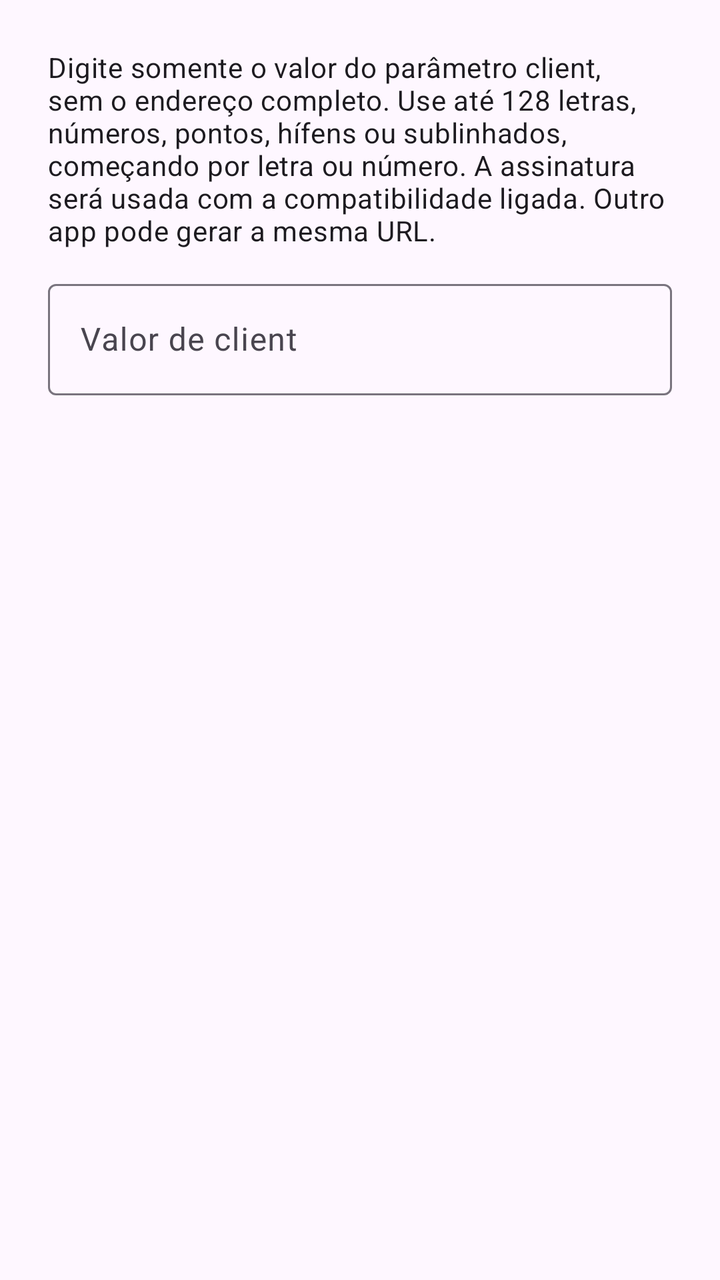
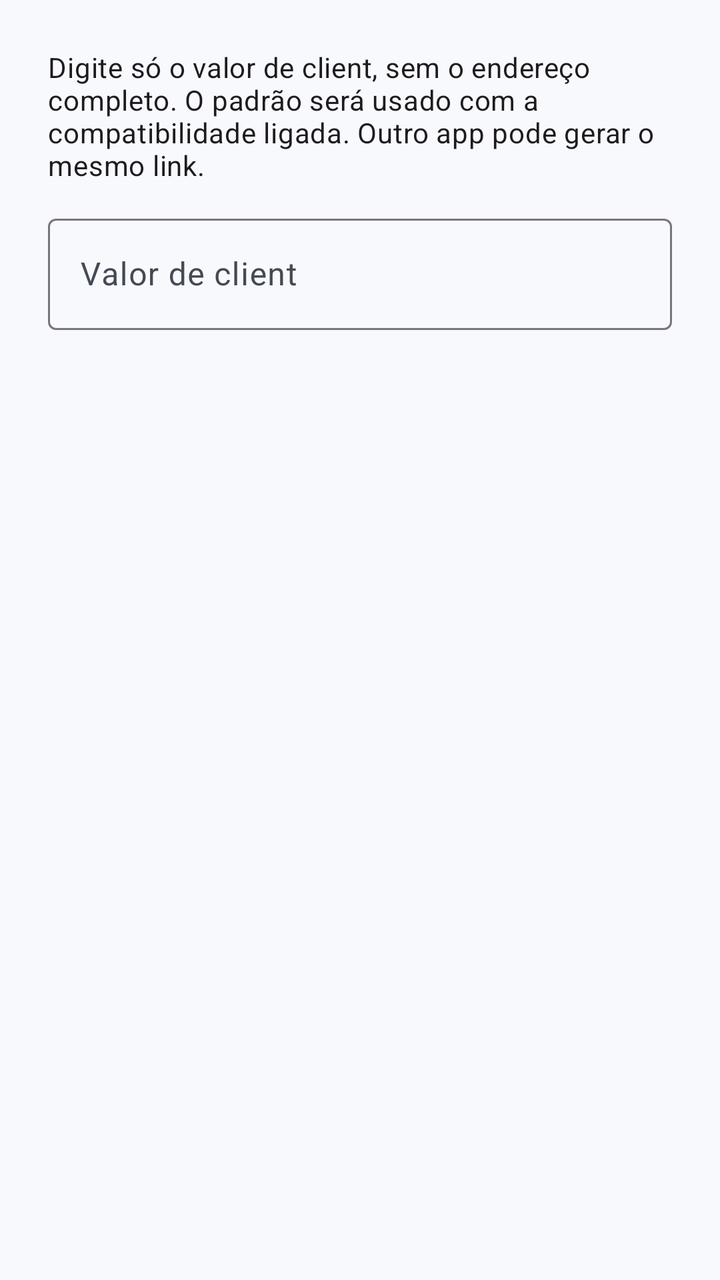

The first picture is an Android layout as it rendered before a commit; the second is the same layout after the commit. The layout source and the unified diff follow.
<!-- AndroidManifest.xml: application theme Theme.FinderToGoogle -->
<!-- res/layout/dialog_signature.xml -->
<?xml version="1.0" encoding="utf-8"?>
<LinearLayout xmlns:android="http://schemas.android.com/apk/res/android"
    android:layout_width="match_parent" android:layout_height="wrap_content"
    android:orientation="vertical" android:padding="24dp">
    <TextView android:layout_width="match_parent" android:layout_height="wrap_content"
        android:text="@string/signature_manual_help" android:textAppearance="?attr/textAppearanceBodyMedium" />
    <com.google.android.material.textfield.TextInputLayout android:id="@+id/signature_input_layout"
        android:layout_width="match_parent" android:layout_height="wrap_content"
        android:layout_marginTop="12dp" android:hint="@string/signature_hint">
        <com.google.android.material.textfield.TextInputEditText android:id="@+id/signature_input"
            android:layout_width="match_parent" android:layout_height="wrap_content"
            android:inputType="textVisiblePassword|textNoSuggestions" android:singleLine="true"
            android:maxLength="129" android:saveEnabled="false" android:importantForAutofill="no" />
    </com.google.android.material.textfield.TextInputLayout>
</LinearLayout>
<!-- resources referenced by this layout -->
<resources>
  <string name="signature_hint">Valor de client</string>
  <string name="signature_manual_help">Digite somente o valor do parâmetro client, sem o endereço completo. Use até 128 letras, números, pontos, hífens ou sublinhados, começando por letra ou número. A assinatura será usada com a compatibilidade ligada. Outro app pode gerar a mesma URL.</string>
  <style name="Theme.FinderToGoogle" parent="Theme.Material3.DayNight.NoActionBar">
          <item name="colorPrimary">@color/brand_primary</item>
          <item name="colorOnPrimary">@color/brand_on_primary</item>
          <item name="colorSecondary">@color/brand_primary</item>
          <item name="android:windowLightStatusBar">@bool/light_system_bars</item>
          <item name="android:windowLightNavigationBar">@bool/light_system_bars</item>
      </style>
  <color name="brand_primary">#315DA8</color>
  <color name="brand_on_primary">#FFFFFF</color>
</resources>

<!-- the commit's change to res/layout/dialog_signature.xml (unified diff, before → after) -->
@@ -1,15 +1,8 @@
-<?xml version="1.0" encoding="utf-8"?>
-<LinearLayout xmlns:android="http://schemas.android.com/apk/res/android"
-    android:layout_width="match_parent" android:layout_height="wrap_content"
-    android:orientation="vertical" android:padding="24dp">
-    <TextView android:layout_width="match_parent" android:layout_height="wrap_content"
-        android:text="@string/signature_manual_help" android:textAppearance="?attr/textAppearanceBodyMedium" />
-    <com.google.android.material.textfield.TextInputLayout android:id="@+id/signature_input_layout"
-        android:layout_width="match_parent" android:layout_height="wrap_content"
-        android:layout_marginTop="12dp" android:hint="@string/signature_hint">
-        <com.google.android.material.textfield.TextInputEditText android:id="@+id/signature_input"
-            android:layout_width="match_parent" android:layout_height="wrap_content"
-            android:inputType="textVisiblePassword|textNoSuggestions" android:singleLine="true"
-            android:maxLength="129" android:saveEnabled="false" android:importantForAutofill="no" />
+<ScrollView xmlns:android="http://schemas.android.com/apk/res/android" android:id="@+id/signature_form_scroll" android:layout_width="match_parent" android:layout_height="wrap_content" android:fillViewport="false">
+  <LinearLayout android:layout_width="match_parent" android:layout_height="wrap_content" android:orientation="vertical" android:padding="24dp">
+    <TextView android:layout_width="match_parent" android:layout_height="wrap_content" android:text="@string/signature_manual_help" android:textAppearance="?attr/textAppearanceBodyMedium" />
+    <com.google.android.material.textfield.TextInputLayout android:id="@+id/signature_input_layout" android:layout_width="match_parent" android:layout_height="wrap_content" android:layout_marginTop="12dp" android:hint="@string/signature_hint">
+      <com.google.android.material.textfield.TextInputEditText android:id="@+id/signature_input" android:layout_width="match_parent" android:layout_height="wrap_content" android:inputType="textVisiblePassword|textNoSuggestions" android:singleLine="true" android:maxLength="129" android:saveEnabled="false" android:importantForAutofill="no" />
     </com.google.android.material.textfield.TextInputLayout>
-</LinearLayout>
+  </LinearLayout>
+</ScrollView>
<!-- resource entries referenced after the edit -->
@@ -1,15 +1,26 @@
 <!-- resources referenced by this layout -->
 <resources>
   <string name="signature_hint">Valor de client</string>
-  <string name="signature_manual_help">Digite somente o valor do parâmetro client, sem o endereço completo. Use até 128 letras, números, pontos, hífens ou sublinhados, começando por letra ou número. A assinatura será usada com a compatibilidade ligada. Outro app pode gerar a mesma URL.</string>
+  <string name="signature_manual_help">Digite só o valor de client, sem o endereço completo. O padrão será usado com a compatibilidade ligada. Outro app pode gerar o mesmo link.</string>
   <style name="Theme.FinderToGoogle" parent="Theme.Material3.DayNight.NoActionBar">
-          <item name="colorPrimary">@color/brand_primary</item>
-          <item name="colorOnPrimary">@color/brand_on_primary</item>
-          <item name="colorSecondary">@color/brand_primary</item>
-          <item name="android:windowLightStatusBar">@bool/light_system_bars</item>
-          <item name="android:windowLightNavigationBar">@bool/light_system_bars</item>
-      </style>
+      <item name="colorPrimary">@color/brand_primary</item>
+      <item name="colorOnPrimary">@color/brand_on_primary</item>
+      <item name="colorSecondary">@color/brand_primary</item>
+      <item name="android:windowLightStatusBar">@bool/light_system_bars</item>
+      <item name="android:windowLightNavigationBar">@bool/light_system_bars</item>
+      <item name="colorPrimaryContainer">@color/brand_container</item>
+      <item name="colorOnPrimaryContainer">@color/brand_on_container</item>
+      <item name="colorSurface">@color/app_surface</item>
+      <item name="colorOnSurface">@color/app_on_surface</item>
+      <item name="colorOnSurfaceVariant">@color/app_on_surface_variant</item>
+      <item name="android:windowBackground">@color/app_surface</item>
+    </style>
   <color name="brand_primary">#315DA8</color>
   <color name="brand_on_primary">#FFFFFF</color>
+  <color name="brand_container">#D9E5FF</color>
+  <color name="brand_on_container">#0C1B37</color>
+  <color name="app_surface">#F8F9FC</color>
+  <color name="app_on_surface">#191C20</color>
+  <color name="app_on_surface_variant">#444A55</color>
 </resources>
 
